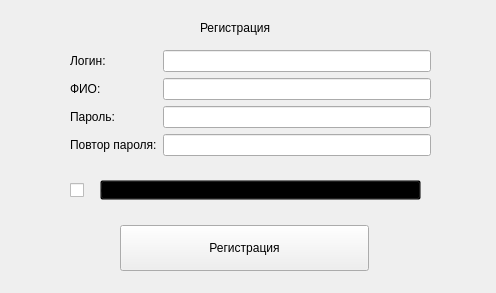
The window that register.ui (Zakhy1/pyqt-database-app) describes before a commit, drawn with Qt 5.
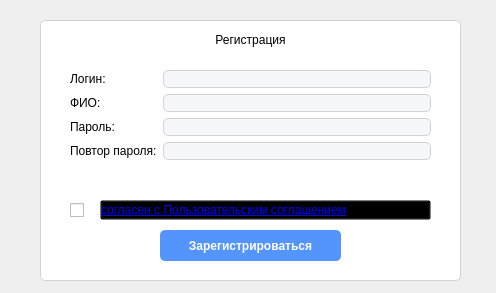
The same window after the commit. Icons and pictures are not drawn.

```diff
--- a/register.ui
+++ b/register.ui
@@ -29,61 +29,139 @@
    <property name="geometry">
     <rect>
      <x>70</x>
-     <y>50</y>
+     <y>70</y>
      <width>361</width>
-     <height>122</height>
+     <height>126</height>
     </rect>
    </property>
    <layout class="QFormLayout" name="formLayout">
     <item row="0" column="0">
      <widget class="QLabel" name="label">
+      <property name="font">
+       <font>
+        <family>Microsoft YaHei UI</family>
+        <pointsize>9</pointsize>
+       </font>
+      </property>
       <property name="text">
        <string>Логин:</string>
       </property>
      </widget>
     </item>
     <item row="0" column="1">
-     <widget class="QLineEdit" name="lineEdit"/>
-    </item>
-    <item row="3" column="0">
-     <widget class="QLabel" name="label_2">
-      <property name="text">
-       <string>Пароль:</string>
+     <widget class="QLineEdit" name="lineEdit">
+      <property name="font">
+       <font>
+        <family>Microsoft YaHei UI</family>
+        <pointsize>9</pointsize>
+       </font>
       </property>
-     </widget>
-    </item>
-    <item row="3" column="1">
-     <widget class="QLineEdit" name="lineEdit_2"/>
-    </item>
-    <item row="4" column="0">
-     <widget class="QLabel" name="label_3">
-      <property name="text">
-       <string>Повтор пароля:</string>
+      <property name="styleSheet">
+       <string notr="true">background-color: #F6F7F9;
+border: 1px solid #D1D2D4;
+border-radius: 5%;</string>
       </property>
      </widget>
     </item>
-    <item row="4" column="1">
-     <widget class="QLineEdit" name="lineEdit_3"/>
-    </item>
     <item row="1" column="1">
-     <widget class="QLineEdit" name="lineEdit_4"/>
+     <widget class="QLineEdit" name="lineEdit_4">
+      <property name="font">
+       <font>
+        <family>Microsoft YaHei UI</family>
+        <pointsize>9</pointsize>
+       </font>
+      </property>
+      <property name="styleSheet">
+       <string notr="true">background-color: #F6F7F9;
+border: 1px solid #D1D2D4;
+border-radius: 5%;</string>
+      </property>
+     </widget>
     </item>
     <item row="1" column="0">
      <widget class="QLabel" name="label_6">
+      <property name="font">
+       <font>
+        <family>Microsoft YaHei UI</family>
+        <pointsize>9</pointsize>
+       </font>
+      </property>
       <property name="text">
        <string>ФИО:</string>
       </property>
      </widget>
     </item>
+    <item row="2" column="1">
+     <widget class="QLineEdit" name="lineEdit_2">
+      <property name="font">
+       <font>
+        <family>Microsoft YaHei UI</family>
+        <pointsize>9</pointsize>
+       </font>
+      </property>
+      <property name="styleSheet">
+       <string notr="true">background-color: #F6F7F9;
+border: 1px solid #D1D2D4;
+border-radius: 5%;</string>
+      </property>
+      <property name="echoMode">
+       <enum>QLineEdit::Password</enum>
+      </property>
+     </widget>
+    </item>
+    <item row="2" column="0">
+     <widget class="QLabel" name="label_2">
+      <property name="font">
+       <font>
+        <family>Microsoft YaHei UI</family>
+        <pointsize>9</pointsize>
+       </font>
+      </property>
+      <property name="text">
+       <string>Пароль:</string>
+      </property>
+     </widget>
+    </item>
+    <item row="3" column="0">
+     <widget class="QLabel" name="label_3">
+      <property name="font">
+       <font>
+        <family>Microsoft YaHei UI</family>
+        <pointsize>9</pointsize>
+       </font>
+      </property>
+      <property name="text">
+       <string>Повтор пароля:</string>
+      </property>
+     </widget>
+    </item>
+    <item row="3" column="1">
+     <widget class="QLineEdit" name="lineEdit_3">
+      <property name="font">
+       <font>
+        <family>Microsoft YaHei UI</family>
+        <pointsize>9</pointsize>
+       </font>
+      </property>
+      <property name="styleSheet">
+       <string notr="true">background-color: #F6F7F9;
+border: 1px solid #D1D2D4;
+border-radius: 5%;</string>
+      </property>
+      <property name="echoMode">
+       <enum>QLineEdit::Password</enum>
+      </property>
+     </widget>
+    </item>
    </layout>
   </widget>
   <widget class="QPushButton" name="pushButton_2">
    <property name="geometry">
     <rect>
-     <x>90</x>
-     <y>210</y>
-     <width>309</width>
-     <height>61</height>
+     <x>160</x>
+     <y>230</y>
+     <width>181</width>
+     <height>31</height>
     </rect>
    </property>
    <property name="minimumSize">
@@ -92,21 +170,30 @@
      <height>0</height>
     </size>
    </property>
+   <property name="font">
+    <font>
+     <pointsize>9</pointsize>
+     <weight>75</weight>
+     <bold>true</bold>
+    </font>
+   </property>
+   <property name="cursor">
+    <cursorShape>PointingHandCursor</cursorShape>
+   </property>
    <property name="styleSheet">
-    <string notr="true">margin-left: 30px;
-margin-right: 30px;
-margin-top: 15px
-</string>
+    <string notr="true">border-radius: 5%;
+background-color: #5394FD;
+color: white;</string>
    </property>
    <property name="text">
-    <string>Регистрация</string>
+    <string>Зарегистрироваться</string>
    </property>
   </widget>
   <widget class="QCheckBox" name="checkBox">
    <property name="geometry">
     <rect>
      <x>70</x>
-     <y>180</y>
+     <y>200</y>
      <width>21</width>
      <height>21</height>
     </rect>
@@ -131,14 +218,24 @@
    <property name="geometry">
     <rect>
      <x>100</x>
-     <y>180</y>
-     <width>321</width>
+     <y>200</y>
+     <width>331</width>
      <height>20</height>
     </rect>
    </property>
+   <property name="font">
+    <font>
+     <family>Microsoft YaHei UI</family>
+     <underline>true</underline>
+    </font>
+   </property>
+   <property name="cursor">
+    <cursorShape>PointingHandCursor</cursorShape>
+   </property>
    <property name="styleSheet">
     <string notr="true">background-color: transparent;
-text-align: left;</string>
+text-align: left;
+color: blue;</string>
    </property>
    <property name="text">
     <string>согласен с Пользовательским соглашением</string>
@@ -147,21 +244,29 @@
   <widget class="QLabel" name="label_4">
    <property name="geometry">
     <rect>
-     <x>200</x>
-     <y>20</y>
-     <width>211</width>
-     <height>16</height>
+     <x>40</x>
+     <y>30</y>
+     <width>421</width>
+     <height>20</height>
     </rect>
    </property>
+   <property name="font">
+    <font>
+     <pointsize>9</pointsize>
+    </font>
+   </property>
    <property name="text">
     <string>Регистрация</string>
    </property>
+   <property name="alignment">
+    <set>Qt::AlignCenter</set>
+   </property>
   </widget>
   <widget class="QLabel" name="label_5">
    <property name="geometry">
     <rect>
-     <x>80</x>
-     <y>200</y>
+     <x>100</x>
+     <y>50</y>
      <width>311</width>
      <height>16</height>
     </rect>
@@ -170,6 +275,48 @@
     <string/>
    </property>
   </widget>
+  <widget class="QFrame" name="frame">
+   <property name="geometry">
+    <rect>
+     <x>40</x>
+     <y>20</y>
+     <width>421</width>
+     <height>261</height>
+    </rect>
+   </property>
+   <property name="styleSheet">
+    <string notr="true">background-color: white;
+border-radius: 5%;
+border: 1px solid #D1D2D4</string>
+   </property>
+   <property name="frameShape">
+    <enum>QFrame::StyledPanel</enum>
+   </property>
+   <property name="frameShadow">
+    <enum>QFrame::Raised</enum>
+   </property>
+  </widget>
+  <widget class="QFrame" name="frame_2">
+   <property name="geometry">
+    <rect>
+     <x>-20</x>
+     <y>-10</y>
+     <width>521</width>
+     <height>311</height>
+    </rect>
+   </property>
+   <property name="styleSheet">
+    <string notr="true">background-image: url(:/backs/back-image.png);</string>
+   </property>
+   <property name="frameShape">
+    <enum>QFrame::StyledPanel</enum>
+   </property>
+   <property name="frameShadow">
+    <enum>QFrame::Raised</enum>
+   </property>
+  </widget>
+  <zorder>frame_2</zorder>
+  <zorder>frame</zorder>
   <zorder>formLayoutWidget</zorder>
   <zorder>pushButton_2</zorder>
   <zorder>pushButton</zorder>
```
Left out of the diff: 4 changed lines with no effect on the pictures.
